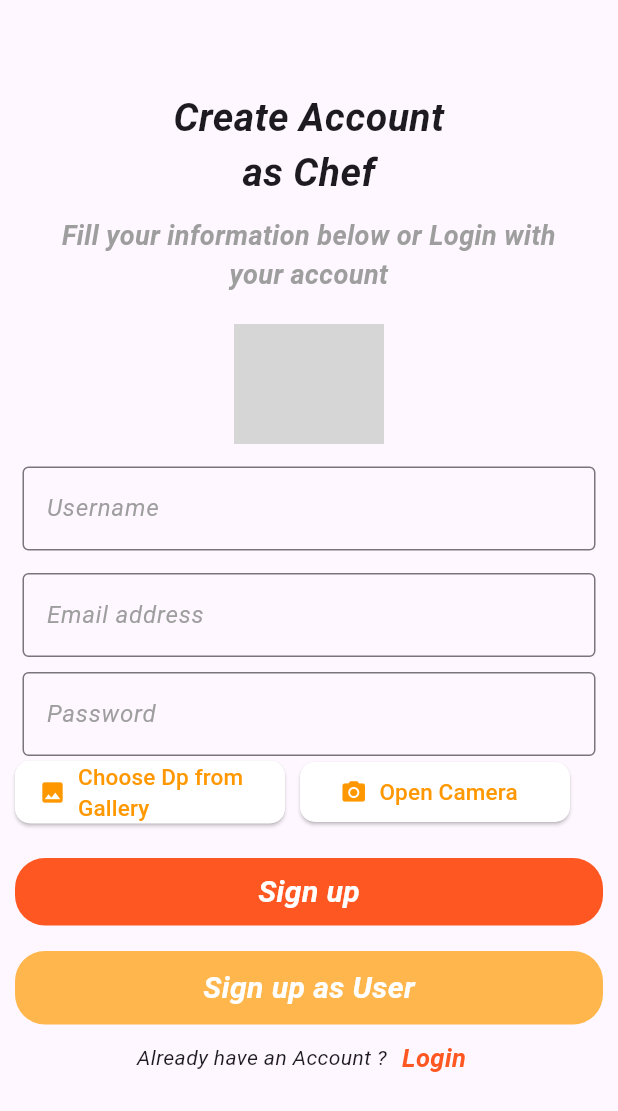
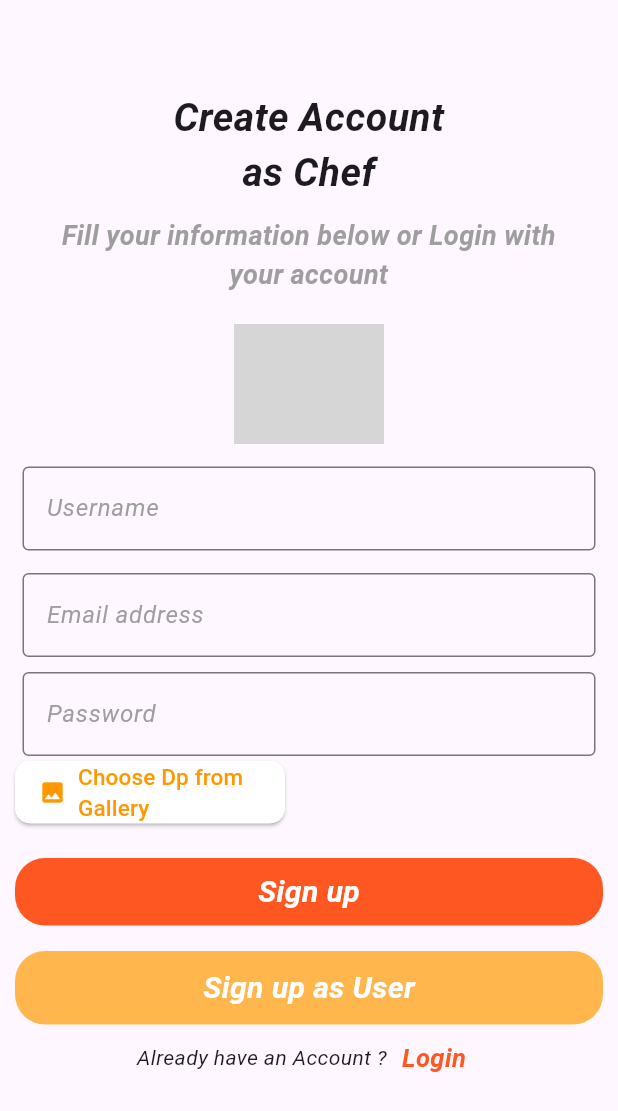
Before and after one commit to LuminarHub/Recipe_App_Flutter_Django, a Flutter app: the RegistrationPage screen opened directly, after a tap on "Sign up as Chef", on a phone screen of 412 x 824 dp. Shown: the top 1111 px of the screen. Run offline on Flutter 3.47's test engine with Material 3 defaults, Android fonts, the phone set to English and light mode, and no system bars; our stand-ins replace google_fonts, image_picker, introduction_screen, shared_preferences; accounts and stored records are empty; network calls fail; grey boxes are pictures that could not be loaded.

Commit message:
edit last

```diff
--- a/frontend/lib/presentation/chef_registartion_page/view/chef_registartion.dart
+++ b/frontend/lib/presentation/chef_registartion_page/view/chef_registartion.dart
@@ -148,15 +148,15 @@ class _ChefRegistrationPageState extends State<ChefRegistrationPage> {
                 SizedBox(
                   width: 10,
                 ),
-                SelectImageButton(
-                  onPressed: () {
-                    getImage(ImageSource.camera);
-                  },
-                  icon: Icons.camera_alt,
-                  label: "Open Camera",
-                  iconColor: Colors.orange,
-                  labelColor: Colors.orange,
-                ),
+                // SelectImageButton(
+                //   onPressed: () {
+                //     getImage(ImageSource.camera);
+                //   },
+                //   icon: Icons.camera_alt,
+                //   label: "Open Camera",
+                //   iconColor: Colors.orange,
+                //   labelColor: Colors.orange,
+                // ),
                 if (image != null)
                   Container(
                     margin: EdgeInsets.only(left: size.width * .2),
--- a/frontend/lib/presentation/registration/view/registration.dart
+++ b/frontend/lib/presentation/registration/view/registration.dart
@@ -145,15 +145,15 @@ class _RegistrationPageState extends State<RegistrationPage> {
                 SizedBox(
                   width: 10,
                 ),
-                SelectImageButton(
-                  onPressed: () {
-                    getImage(ImageSource.camera);
-                  },
-                  icon: Icons.camera_alt,
-                  label: "Open Camera",
-                  iconColor: Colors.orange,
-                  labelColor: Colors.orange,
-                ),
+                // SelectImageButton(
+                //   onPressed: () {
+                //     getImage(ImageSource.camera);
+                //   },
+                //   icon: Icons.camera_alt,
+                //   label: "Open Camera",
+                //   iconColor: Colors.orange,
+                //   labelColor: Colors.orange,
+                // ),
                 if (image != null)
                   Container(
                     margin: EdgeInsets.only(left: size.width * .2),
```
